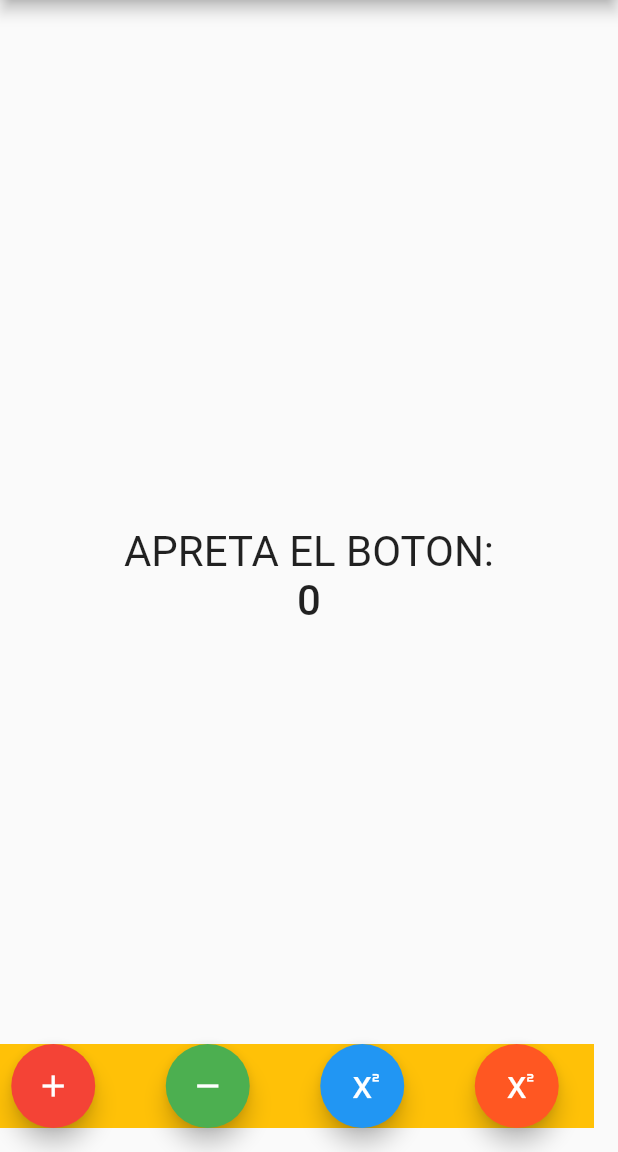
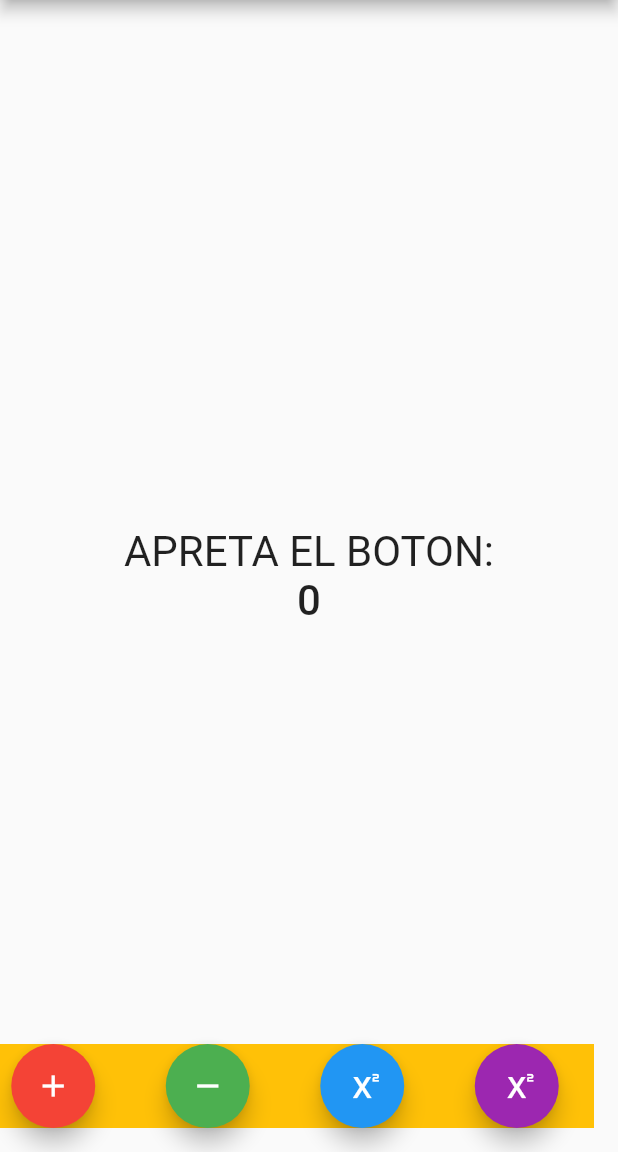
Before and after one commit to GabrielYanani/mi_primer_app, a Flutter app: the screen it shows after launch, on a phone screen of 412 x 824 dp, the part 84-1236 px from its top. Run offline on Flutter 3.47's test engine with Material 2 defaults, Android fonts, the light colour scheme and no system bars.

Commit message:
mi primera app 1.1.3

```diff
--- a/lib/main.dart
+++ b/lib/main.dart
@@ -110,7 +110,7 @@ class _MyHomePageState extends State<MyHomePage> {
               ),
             ),
             FloatingActionButton(
-              backgroundColor: Colors.deepOrange,
+              backgroundColor: Colors.purple,
               mini: false,
               onPressed: _sumarx2,
               tooltip: 'multiplicar',
```
